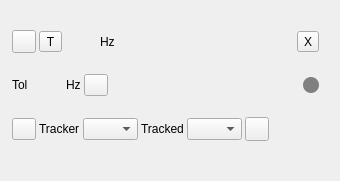
Above: plugins/feature/afc/afcgui.ui from f4exb/sdrangel before the change. Below: the same form after it.
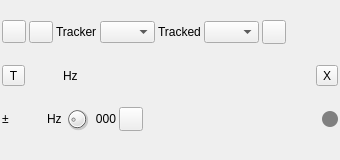
That is the form after the change. Icons and pictures are not drawn. Custom widgets are drawn as their Qt base class.

Commit message: AFC: added tracker adjustment period and fixes

What changed in the file:
```diff
--- a/plugins/feature/afc/afcgui.ui
+++ b/plugins/feature/afc/afcgui.ui
@@ -7,7 +7,7 @@
     <x>0</x>
     <y>0</y>
     <width>340</width>
-    <height>181</height>
+    <height>160</height>
    </rect>
   </property>
   <property name="sizePolicy">
@@ -34,9 +34,9 @@
   <widget class="QWidget" name="settingsContainer" native="true">
    <property name="geometry">
     <rect>
-     <x>10</x>
-     <y>10</y>
-     <width>311</width>
+     <x>0</x>
+     <y>0</y>
+     <width>340</width>
      <height>151</height>
     </rect>
    </property>
@@ -77,6 +77,115 @@
        </widget>
       </item>
       <item>
+       <widget class="QPushButton" name="devicesRefresh">
+        <property name="maximumSize">
+         <size>
+          <width>24</width>
+          <height>16777215</height>
+         </size>
+        </property>
+        <property name="toolTip">
+         <string>Refresh indexes of available device sets</string>
+        </property>
+        <property name="text">
+         <string/>
+        </property>
+        <property name="icon">
+         <iconset resource="../../../sdrgui/resources/res.qrc">
+          <normaloff>:/recycle.png</normaloff>:/recycle.png</iconset>
+        </property>
+       </widget>
+      </item>
+      <item>
+       <widget class="QLabel" name="trackerLabel">
+        <property name="text">
+         <string>Tracker</string>
+        </property>
+       </widget>
+      </item>
+      <item>
+       <widget class="QComboBox" name="trackerDevice">
+        <property name="minimumSize">
+         <size>
+          <width>55</width>
+          <height>0</height>
+         </size>
+        </property>
+        <property name="maximumSize">
+         <size>
+          <width>50</width>
+          <height>16777215</height>
+         </size>
+        </property>
+        <property name="toolTip">
+         <string>Tracker deviceset index</string>
+        </property>
+       </widget>
+      </item>
+      <item>
+       <widget class="QLabel" name="trackedLabel">
+        <property name="text">
+         <string>Tracked</string>
+        </property>
+       </widget>
+      </item>
+      <item>
+       <widget class="QComboBox" name="trackedDevice">
+        <property name="minimumSize">
+         <size>
+          <width>55</width>
+          <height>0</height>
+         </size>
+        </property>
+        <property name="maximumSize">
+         <size>
+          <width>50</width>
+          <height>16777215</height>
+         </size>
+        </property>
+        <property name="toolTip">
+         <string>Tracked deviceset index</string>
+        </property>
+       </widget>
+      </item>
+      <item>
+       <widget class="QPushButton" name="devicesApply">
+        <property name="maximumSize">
+         <size>
+          <width>24</width>
+          <height>24</height>
+         </size>
+        </property>
+        <property name="toolTip">
+         <string>Reinitialization of device data</string>
+        </property>
+        <property name="text">
+         <string/>
+        </property>
+        <property name="icon">
+         <iconset resource="../../../sdrgui/resources/res.qrc">
+          <normaloff>:/arrow_left.png</normaloff>:/arrow_left.png</iconset>
+        </property>
+       </widget>
+      </item>
+      <item>
+       <spacer name="horizontalSpacer">
+        <property name="orientation">
+         <enum>Qt::Horizontal</enum>
+        </property>
+        <property name="sizeHint" stdset="0">
+         <size>
+          <width>40</width>
+          <height>20</height>
+         </size>
+        </property>
+       </spacer>
+      </item>
+     </layout>
+    </item>
+    <item>
+     <layout class="QHBoxLayout" name="targetLayout">
+      <item>
        <widget class="ButtonSwitch" name="hasTargetFrequency">
         <property name="toolTip">
          <string>Adjust device frequency to match tracker frequency</string>
@@ -144,7 +253,10 @@
          <string/>
         </property>
         <property name="text">
-         <string>Tol</string>
+         <string>&amp;plusmn;</string>
+        </property>
+        <property name="textFormat">
+         <enum>Qt::RichText</enum>
         </property>
        </widget>
       </item>
@@ -186,6 +298,50 @@
         </property>
        </widget>
       </item>
+      <item>
+       <widget class="QDial" name="targetPeriod">
+        <property name="maximumSize">
+         <size>
+          <width>24</width>
+          <height>24</height>
+         </size>
+        </property>
+        <property name="toolTip">
+         <string>Tracker target frequency adjustment period (seconds)</string>
+        </property>
+        <property name="minimum">
+         <number>1</number>
+        </property>
+        <property name="maximum">
+         <number>120</number>
+        </property>
+        <property name="pageStep">
+         <number>1</number>
+        </property>
+        <property name="value">
+         <number>20</number>
+        </property>
+       </widget>
+      </item>
+      <item>
+       <widget class="QLabel" name="targetPeriodText">
+        <property name="minimumSize">
+         <size>
+          <width>24</width>
+          <height>0</height>
+         </size>
+        </property>
+        <property name="toolTip">
+         <string>Tracker target frequency adjustment period (seconds)</string>
+        </property>
+        <property name="text">
+         <string>000</string>
+        </property>
+        <property name="alignment">
+         <set>Qt::AlignRight|Qt::AlignTrailing|Qt::AlignVCenter</set>
+        </property>
+       </widget>
+      </item>
       <item>
        <widget class="QPushButton" name="deviceTrack">
         <property name="maximumSize">
@@ -246,115 +402,6 @@
       </item>
      </layout>
     </item>
-    <item>
-     <layout class="QHBoxLayout" name="devicesLayout">
-      <item>
-       <widget class="QPushButton" name="devicesRefresh">
-        <property name="maximumSize">
-         <size>
-          <width>24</width>
-          <height>16777215</height>
-         </size>
-        </property>
-        <property name="toolTip">
-         <string>Refresh indexes of available device sets</string>
-        </property>
-        <property name="text">
-         <string/>
-        </property>
-        <property name="icon">
-         <iconset resource="../../../sdrgui/resources/res.qrc">
-          <normaloff>:/recycle.png</normaloff>:/recycle.png</iconset>
-        </property>
-       </widget>
-      </item>
-      <item>
-       <widget class="QLabel" name="trackerLabel">
-        <property name="text">
-         <string>Tracker</string>
-        </property>
-       </widget>
-      </item>
-      <item>
-       <widget class="QComboBox" name="trackerDevice">
-        <property name="minimumSize">
-         <size>
-          <width>55</width>
-          <height>0</height>
-         </size>
-        </property>
-        <property name="maximumSize">
-         <size>
-          <width>50</width>
-          <height>16777215</height>
-         </size>
-        </property>
-        <property name="toolTip">
-         <string>Tracker deviceset index</string>
-        </property>
-       </widget>
-      </item>
-      <item>
-       <widget class="QLabel" name="trackedLabel">
-        <property name="text">
-         <string>Tracked</string>
-        </property>
-       </widget>
-      </item>
-      <item>
-       <widget class="QComboBox" name="trackedDevice">
-        <property name="minimumSize">
-         <size>
-          <width>55</width>
-          <height>0</height>
-         </size>
-        </property>
-        <property name="maximumSize">
-         <size>
-          <width>50</width>
-          <height>16777215</height>
-         </size>
-        </property>
-        <property name="toolTip">
-         <string>Tracked deviceset index</string>
-        </property>
-       </widget>
-      </item>
-      <item>
-       <widget class="QPushButton" name="devicesApply">
-        <property name="maximumSize">
-         <size>
-          <width>24</width>
-          <height>24</height>
-         </size>
-        </property>
-        <property name="toolTip">
-         <string>Reinitialization of device data</string>
-        </property>
-        <property name="text">
-         <string/>
-        </property>
-        <property name="icon">
-         <iconset resource="../../../sdrgui/resources/res.qrc">
-          <normaloff>:/arrow_left.png</normaloff>:/arrow_left.png</iconset>
-        </property>
-       </widget>
-      </item>
-      <item>
-       <spacer name="horizontalSpacer">
-        <property name="orientation">
-         <enum>Qt::Horizontal</enum>
-        </property>
-        <property name="sizeHint" stdset="0">
-         <size>
-          <width>40</width>
-          <height>20</height>
-         </size>
-        </property>
-       </spacer>
-      </item>
-     </layout>
-    </item>
    </layout>
   </widget>
  </widget>
```
Left out of the diff: 10 changed lines with no effect on the pictures. The commit also changes 7 other files.
